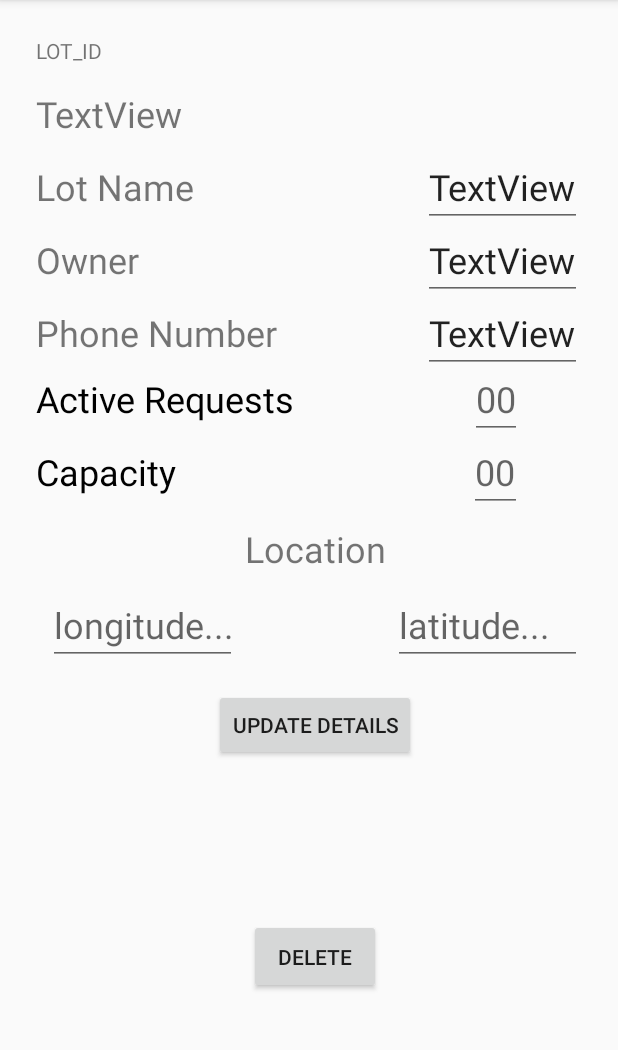
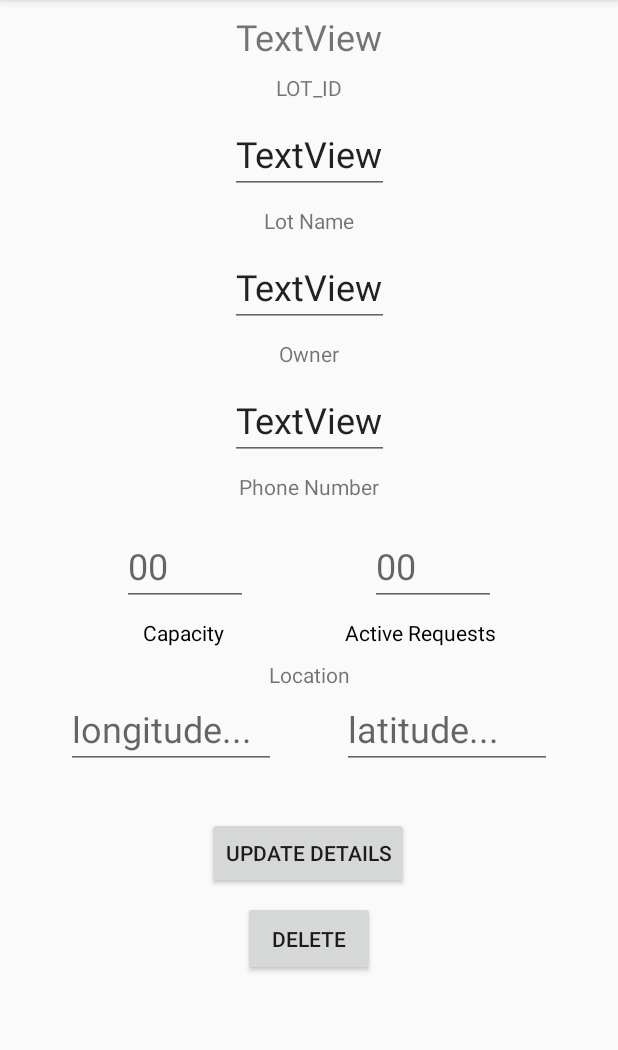
Before and after one commit to sourceparker/management, an Android app: the Per_Parking_lot_Details screen opened directly, with no data from a screen before it, on a phone screen of 412 x 824 dp, the part 84-1134 px from its top. Run offline under Robolectric (Android 15) with nearby library versions, the phone set to English and light mode, and no system bars; our stand-ins replace Firebase (no records; nobody signed in at launch, a user with empty details on screens opened directly); libraries missing offline, so code that uses them is left out: com.firebase.geofire.

Commit message:
changed layout per_parking_lot_details

```diff
--- a/app/src/main/AndroidManifest.xml
+++ b/app/src/main/AndroidManifest.xml
@@ -11,7 +11,7 @@
         android:roundIcon="@mipmap/ic_launcher_round"
         android:supportsRtl="true"
         android:theme="@style/AppTheme">
-        <activity android:name=".MainActivity">
+        <activity android:name=".SignInActivity">
             <intent-filter>
                 <action android:name="android.intent.action.MAIN" />
 
@@ -25,7 +25,7 @@
         <activity android:name=".Per_User_Action_Details" />
         <activity android:name=".Per_Parking_lot_Details" />
         <activity android:name=".SignUpActivity" />
-        <activity android:name=".SignInActivity" />
+        <activity android:name=".MainActivity" />
         <activity android:name=".Per_Lot_Requests"></activity>
     </application>
 
--- a/app/src/main/java/com/example/larry/management/SignUpActivity.java
+++ b/app/src/main/java/com/example/larry/management/SignUpActivity.java
@@ -85,7 +85,7 @@ public class SignUpActivity extends AppCompatActivity {
     }
 
     private void startSignUp() {
-        //if isUser is true
+
         final String email = edtEmail.getText().toString();
         String password = editPassword.getText().toString();
 
@@ -102,7 +102,11 @@ public class SignUpActivity extends AppCompatActivity {
                 @Override
                 public void onComplete(@NonNull Task<AuthResult> task) {
                     if (task.isSuccessful()) {
-                        // Sign in success, update UI with the signed-in user's information
+                        // Sign in success, obtain UID and push details to database using UID as key
+
+                        FirebaseUser firebaseUser = mAuth.getCurrentUser();
+                        user.setUser_id(firebaseUser.getUid());
+
 
                         mDatabase = FirebaseDatabase.getInstance();
                         mDatabaseReference = mDatabase.getReference();
@@ -110,7 +114,7 @@ public class SignUpActivity extends AppCompatActivity {
                                 edtEmail.getText().toString(), editPassword.getText().toString(),
                                 edtPhoneNumber.getText().toString());
                         mDatabaseReference.child("isManagement")
-                                .push().setValue(userDetails);
+                                .child(user.getUser_id()).setValue(userDetails);
 
 
                         edtFirstName.setText("");
@@ -122,21 +126,24 @@ public class SignUpActivity extends AppCompatActivity {
                         //
                         Log.d(TAG, "createUserWithEmail:success");
                         Toast.makeText(SignUpActivity.this, "Sign up success", Toast.LENGTH_SHORT).show();
-                        FirebaseUser firebaseUser = mAuth.getCurrentUser();
-                        user.setUser_id(firebaseUser.getUid());
+
 
 
 
 
                         Intent intent = new Intent(SignUpActivity.this, MainActivity.class);
 
+                        //USer id is sent to main activity
+
+                        intent.putExtra("UID",user.getUser_id());
                         startActivity(intent);
 
 
                     } else {
                         // If sign in fails, display a message to the user.
                         Log.w(TAG, "createUserWithEmail:failure", task.getException());
-                        Toast.makeText(SignUpActivity.this, "Authentication failed.",
+                        Toast.makeText(SignUpActivity.this, "Authentication failed. "
+                                + task.getException().getMessage(),
                                 Toast.LENGTH_SHORT).show();
                     }
                 }
--- a/app/src/main/res/layout/activity_per__parking_lot__details.xml
+++ b/app/src/main/res/layout/activity_per__parking_lot__details.xml
@@ -1,208 +1,242 @@
 <?xml version="1.0" encoding="utf-8"?>
-<android.support.constraint.ConstraintLayout xmlns:android="http://schemas.android.com/apk/res/android"
+
+<ScrollView
+    xmlns:android="http://schemas.android.com/apk/res/android"
     xmlns:app="http://schemas.android.com/apk/res-auto"
     xmlns:tools="http://schemas.android.com/tools"
     android:layout_width="match_parent"
     android:layout_height="match_parent"
-    tools:context="com.example.larry.management.Per_Parking_lot_Details"
-    tools:layout_editor_absoluteY="81dp">
+
+    android:scrollIndicators="right|end"
+    tools:context="com.example.larry.management.Per_Parking_lot_Details">
+
+    <android.support.constraint.ConstraintLayout
+
+        android:layout_width="match_parent"
+        android:layout_height="wrap_content">
 
     <TextView
         android:id="@+id/textView"
         android:layout_width="wrap_content"
         android:layout_height="wrap_content"
-        android:layout_marginStart="24dp"
-        android:layout_marginTop="24dp"
+        android:layout_marginTop="8dp"
         android:text="LOT_ID"
         android:textSize="14sp"
+        app:layout_constraintEnd_toEndOf="parent"
+        app:layout_constraintHorizontal_bias="0.5"
         app:layout_constraintStart_toStartOf="parent"
-        app:layout_constraintTop_toTopOf="parent" />
+        app:layout_constraintTop_toBottomOf="@+id/lot_idEditText" />
 
     <TextView
         android:id="@+id/lot_idEditText"
         android:layout_width="wrap_content"
         android:layout_height="wrap_content"
-        android:layout_marginTop="16dp"
+        android:layout_marginTop="8dp"
         android:text="TextView"
         android:textSize="24sp"
-        app:layout_constraintStart_toStartOf="@+id/textView"
-        app:layout_constraintTop_toBottomOf="@+id/textView" />
+        app:layout_constraintEnd_toEndOf="parent"
+        app:layout_constraintHorizontal_bias="0.5"
+        app:layout_constraintStart_toStartOf="parent"
+        app:layout_constraintTop_toTopOf="parent" />
 
     <TextView
         android:id="@+id/textView4"
         android:layout_width="wrap_content"
         android:layout_height="wrap_content"
-        android:layout_marginTop="16dp"
+        android:layout_marginTop="8dp"
         android:text="Lot Name"
-        android:textSize="24sp"
-        app:layout_constraintStart_toStartOf="@+id/lot_idEditText"
-        app:layout_constraintTop_toBottomOf="@+id/lot_idEditText" />
+        android:textSize="14sp"
+        app:layout_constraintEnd_toEndOf="parent"
+        app:layout_constraintHorizontal_bias="0.5"
+        app:layout_constraintStart_toStartOf="parent"
+        app:layout_constraintTop_toBottomOf="@+id/lotNameEditText" />
 
     <EditText
         android:id="@+id/lotNameEditText"
         android:layout_width="wrap_content"
         android:layout_height="wrap_content"
-        android:layout_marginEnd="24dp"
+        android:layout_marginTop="8dp"
         android:allowUndo="false"
         android:focusable="false"
         android:text="TextView"
         android:textSize="24sp"
-        app:layout_constraintBaseline_toBaselineOf="@+id/textView4"
-        app:layout_constraintEnd_toEndOf="parent" />
+        app:layout_constraintEnd_toEndOf="parent"
+        app:layout_constraintHorizontal_bias="0.5"
+        app:layout_constraintStart_toStartOf="parent"
+        app:layout_constraintTop_toBottomOf="@+id/textView" />
 
     <TextView
         android:id="@+id/textView6"
         android:layout_width="wrap_content"
         android:layout_height="wrap_content"
-        android:layout_marginTop="16dp"
+        android:layout_marginTop="8dp"
         android:text="Owner"
-        android:textSize="24sp"
-        app:layout_constraintStart_toStartOf="@+id/textView4"
-        app:layout_constraintTop_toBottomOf="@+id/textView4" />
+        android:textSize="14sp"
+        app:layout_constraintEnd_toEndOf="parent"
+        app:layout_constraintHorizontal_bias="0.5"
+        app:layout_constraintStart_toStartOf="parent"
+        app:layout_constraintTop_toBottomOf="@+id/ownerEditText" />
 
     <EditText
         android:id="@+id/ownerEditText"
         android:layout_width="wrap_content"
         android:layout_height="wrap_content"
+        android:layout_marginTop="8dp"
         android:focusable="false"
         android:text="TextView"
         android:textSize="24sp"
-        app:layout_constraintBaseline_toBaselineOf="@+id/textView6"
-        app:layout_constraintEnd_toEndOf="@+id/lotNameEditText" />
+        app:layout_constraintEnd_toEndOf="parent"
+        app:layout_constraintHorizontal_bias="0.5"
+        app:layout_constraintStart_toStartOf="parent"
+        app:layout_constraintTop_toBottomOf="@+id/textView4" />
 
     <TextView
         android:id="@+id/textView8"
         android:layout_width="wrap_content"
         android:layout_height="28dp"
-        android:layout_marginTop="16dp"
+        android:layout_marginTop="8dp"
         android:text="Phone Number"
-        android:textSize="24sp"
-        app:layout_constraintStart_toStartOf="@+id/textView6"
-        app:layout_constraintTop_toBottomOf="@+id/textView6" />
+        android:textSize="14sp"
+        app:layout_constraintEnd_toEndOf="parent"
+        app:layout_constraintHorizontal_bias="0.5"
+        app:layout_constraintStart_toStartOf="parent"
+        app:layout_constraintTop_toBottomOf="@+id/phoneNumberEditText" />
 
     <EditText
         android:id="@+id/phoneNumberEditText"
         android:layout_width="wrap_content"
         android:layout_height="wrap_content"
+        android:layout_marginTop="8dp"
         android:focusable="false"
         android:text="TextView"
         android:textSize="24sp"
-        app:layout_constraintBaseline_toBaselineOf="@+id/textView8"
-        app:layout_constraintEnd_toEndOf="@+id/ownerEditText" />
+        app:layout_constraintEnd_toEndOf="parent"
+        app:layout_constraintHorizontal_bias="0.5"
+        app:layout_constraintStart_toStartOf="parent"
+        app:layout_constraintTop_toBottomOf="@+id/textView6" />
 
     <TextView
         android:id="@+id/text"
         android:layout_width="wrap_content"
         android:layout_height="wrap_content"
-        android:layout_marginTop="16dp"
         android:text="Active Requests"
         android:textColor="@android:color/background_dark"
-        android:textSize="24sp"
-        app:layout_constraintStart_toStartOf="@+id/textView8"
-        app:layout_constraintTop_toBottomOf="@+id/textView8" />
+        android:textSize="14sp"
+        app:layout_constraintBaseline_toBaselineOf="@+id/textView3"
+        app:layout_constraintEnd_toEndOf="@+id/requestsEditText" />
 
     <EditText
         android:id="@+id/requestsEditText"
         android:layout_width="wrap_content"
         android:layout_height="wrap_content"
-        android:layout_marginEnd="64dp"
+        android:layout_marginTop="8dp"
+        android:ems="3"
         android:focusable="false"
         android:hint="00"
         android:textColor="@android:color/black"
         android:textSize="24sp"
-        app:layout_constraintBaseline_toBaselineOf="@+id/text"
-        app:layout_constraintEnd_toEndOf="parent" />
+        app:layout_constraintEnd_toEndOf="parent"
+        app:layout_constraintHorizontal_bias="0.5"
+        app:layout_constraintStart_toEndOf="@+id/capacityEditText"
+        app:layout_constraintTop_toBottomOf="@+id/textView8" />
 
         <Button
             android:id="@+id/removeLotButton"
             android:layout_width="wrap_content"
             android:layout_height="50dp"
-        android:layout_marginBottom="8dp"
-        android:layout_marginEnd="8dp"
-        android:layout_marginStart="8dp"
             android:layout_marginTop="8dp"
             android:onClick="removeLot"
             android:text="Delete"
-        app:layout_constraintBottom_toBottomOf="parent"
-        app:layout_constraintEnd_toEndOf="@+id/changeDetailsButton"
-        app:layout_constraintStart_toStartOf="@+id/changeDetailsButton"
+            app:layout_constraintEnd_toEndOf="parent"
+            app:layout_constraintHorizontal_bias="0.5"
+            app:layout_constraintStart_toStartOf="parent"
             app:layout_constraintTop_toBottomOf="@+id/changeDetailsButton" />
 
     <TextView
         android:id="@+id/textView3"
         android:layout_width="wrap_content"
-        android:layout_height="32dp"
-        android:layout_marginTop="16dp"
+        android:layout_height="20dp"
+        android:layout_marginEnd="8dp"
+        android:layout_marginStart="8dp"
+        android:layout_marginTop="8dp"
         android:text="Capacity"
         android:textColor="@android:color/black"
-        android:textSize="24sp"
-        app:layout_constraintStart_toStartOf="@+id/text"
-        app:layout_constraintTop_toBottomOf="@+id/text" />
+        android:textSize="14sp"
+        app:layout_constraintEnd_toStartOf="@+id/text"
+        app:layout_constraintHorizontal_bias="0.08"
+        app:layout_constraintStart_toStartOf="@+id/capacityEditText"
+        app:layout_constraintTop_toBottomOf="@+id/capacityEditText" />
 
     <EditText
         android:id="@+id/capacityEditText"
-        android:layout_width="35dp"
+        android:layout_width="wrap_content"
         android:layout_height="wrap_content"
-        android:layout_marginEnd="64dp"
-        android:ems="10"
+        android:ems="3"
         android:focusable="false"
         android:hint="00"
         android:inputType="none|number"
         android:textSize="24sp"
-        app:layout_constraintBaseline_toBaselineOf="@+id/textView3"
-        app:layout_constraintEnd_toEndOf="parent" />
+        app:layout_constraintBottom_toBottomOf="@+id/requestsEditText"
+        app:layout_constraintEnd_toStartOf="@+id/requestsEditText"
+        app:layout_constraintHorizontal_bias="0.5"
+        app:layout_constraintStart_toStartOf="parent"
+        app:layout_constraintTop_toTopOf="@+id/requestsEditText" />
 
         <Button
             android:id="@+id/changeDetailsButton"
             android:layout_width="wrap_content"
             android:layout_height="wrap_content"
-        android:layout_marginEnd="8dp"
-        android:layout_marginStart="8dp"
-        android:layout_marginTop="16dp"
+            android:layout_marginTop="32dp"
             android:onClick="updateDetails"
             android:text="Update Details"
-        app:layout_constraintEnd_toEndOf="@+id/longEditText"
-        app:layout_constraintStart_toStartOf="@+id/latEditText"
+            app:layout_constraintEnd_toEndOf="parent"
+            app:layout_constraintHorizontal_bias="0.498"
+            app:layout_constraintStart_toStartOf="parent"
             app:layout_constraintTop_toBottomOf="@+id/latEditText" />
 
         <EditText
             android:id="@+id/longEditText"
-        android:layout_width="126dp"
+            android:layout_width="wrap_content"
             android:layout_height="wrap_content"
-        android:layout_marginEnd="24dp"
-        android:ems="10"
+            android:layout_marginEnd="8dp"
+            android:layout_marginStart="8dp"
+            android:ems="5"
             android:focusable="false"
             android:hint="latitude..."
             android:inputType="textPersonName"
             android:textSize="24sp"
             app:layout_constraintBaseline_toBaselineOf="@+id/latEditText"
-        app:layout_constraintEnd_toEndOf="parent" />
+            app:layout_constraintEnd_toEndOf="parent"
+            app:layout_constraintHorizontal_bias="0.5"
+            app:layout_constraintStart_toEndOf="@+id/latEditText" />
 
         <EditText
             android:id="@+id/latEditText"
-        android:layout_width="126dp"
+            android:layout_width="wrap_content"
             android:layout_height="wrap_content"
             android:layout_marginStart="8dp"
-        android:layout_marginTop="8dp"
-        android:ems="10"
+            android:ems="5"
             android:focusable="false"
             android:hint="longitude..."
             android:inputType="textPersonName"
             android:textSize="24sp"
-        app:layout_constraintStart_toStartOf="@+id/textView3"
+            app:layout_constraintEnd_toStartOf="@+id/longEditText"
+            app:layout_constraintHorizontal_bias="0.5"
+            app:layout_constraintStart_toStartOf="parent"
             app:layout_constraintTop_toBottomOf="@+id/textView9" />
 
     <TextView
         android:id="@+id/textView9"
         android:layout_width="wrap_content"
         android:layout_height="wrap_content"
-        android:layout_marginEnd="8dp"
-        android:layout_marginStart="8dp"
         android:layout_marginTop="8dp"
         android:text="Location"
-        android:textSize="24sp"
-        app:layout_constraintEnd_toEndOf="@+id/longEditText"
-        app:layout_constraintStart_toStartOf="@+id/latEditText"
-        app:layout_constraintTop_toBottomOf="@+id/capacityEditText" />
+        android:textSize="14sp"
+        app:layout_constraintEnd_toEndOf="parent"
+        app:layout_constraintHorizontal_bias="0.5"
+        app:layout_constraintStart_toStartOf="parent"
+        app:layout_constraintTop_toBottomOf="@+id/textView3" />
 
 </android.support.constraint.ConstraintLayout>
+
+</ScrollView>
```
Lines whose indentation alone changed are shown as unchanged.
